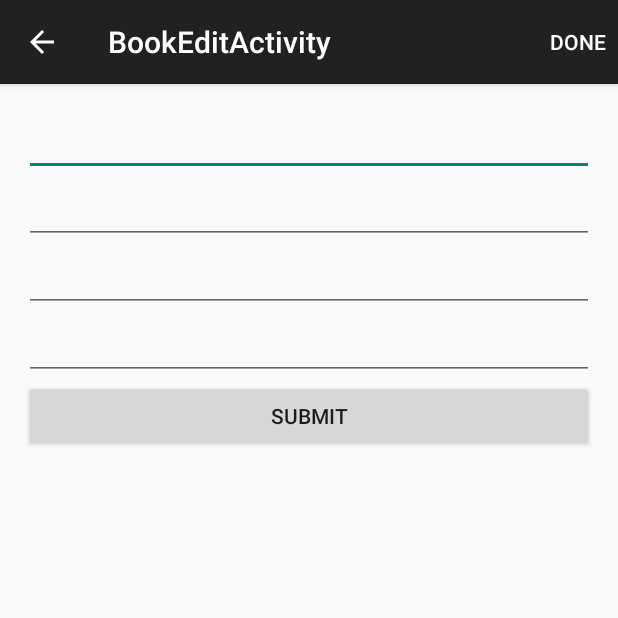
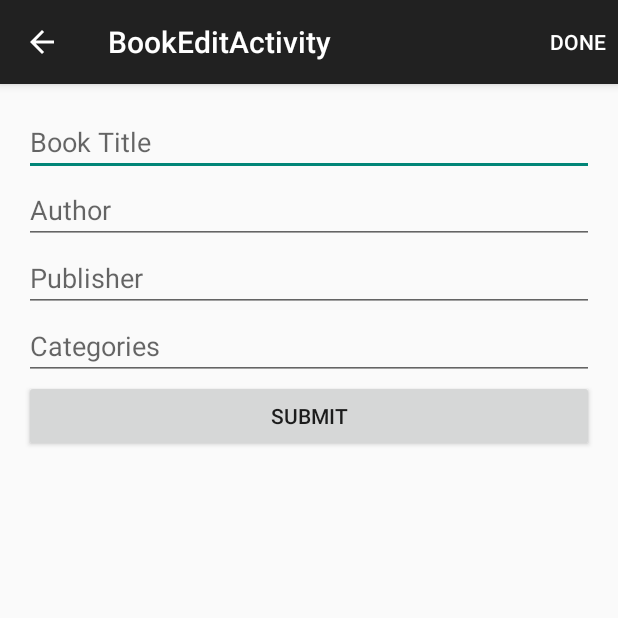
Before and after one commit to juangdiaz/BookShelf, an Android app: the screen it shows after launch (BookEditActivity), in the options menu, after a tap on "Add", on a phone screen of 412 x 824 dp, the top half of it. Run offline under Robolectric (Android 15) with nearby library versions, the phone set to English and light mode, and no system bars; our stand-ins replace ButterKnife; libraries missing offline, so code that uses them is left out: retrofit.client; 5 statements that could not run were skipped.

Commit message:
some fixes

```diff
--- a/app/src/main/res/layout/fragment_book_edit.xml
+++ b/app/src/main/res/layout/fragment_book_edit.xml
@@ -13,22 +13,26 @@
     <EditText
         android:id="@+id/book_edit_title"
         android:layout_width="match_parent"
-        android:layout_height="wrap_content" />
+        android:layout_height="wrap_content"
+        android:hint="@string/book_title_edit" />
 
     <EditText
         android:id="@+id/book_edit_author"
         android:layout_width="match_parent"
-        android:layout_height="wrap_content"/>
+        android:layout_height="wrap_content"
+        android:hint="@string/book_author_edit" />
 
     <EditText
         android:id="@+id/book_edit_publisher"
         android:layout_width="match_parent"
-        android:layout_height="wrap_content"/>
+        android:layout_height="wrap_content"
+        android:hint="@string/book_publisher_edit" />
 
     <EditText
         android:id="@+id/book_edit_categories"
         android:layout_width="match_parent"
-        android:layout_height="wrap_content"/>
+        android:layout_height="wrap_content"
+        android:hint="@string/book_categories_edit" />
 
     <Button
         android:layout_width="fill_parent"
```
Also changed, not shown: app/src/main/java/com/juangdiaz/bookshelf/activities/BookDetailActivity.java (+2 -10 lines), app/src/main/java/com/juangdiaz/bookshelf/fragments/BookDetailFragment.java (+1 -7 lines).
